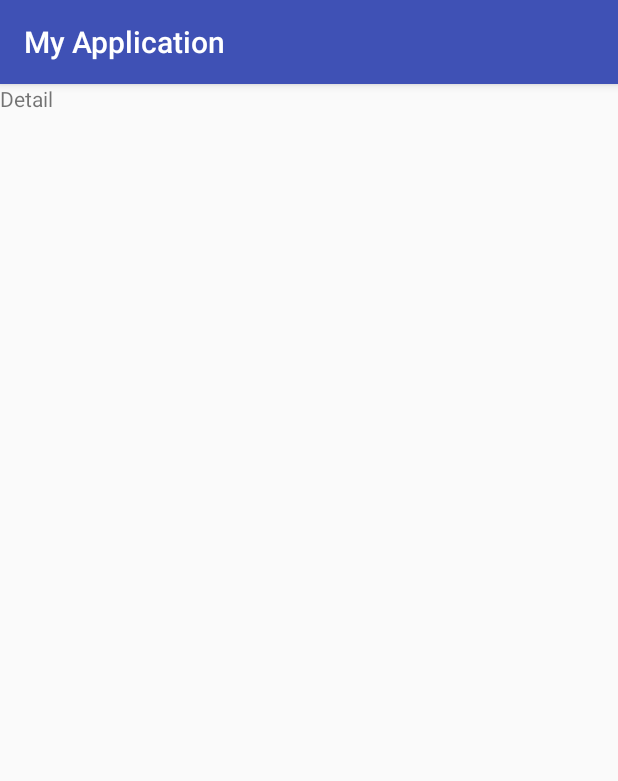
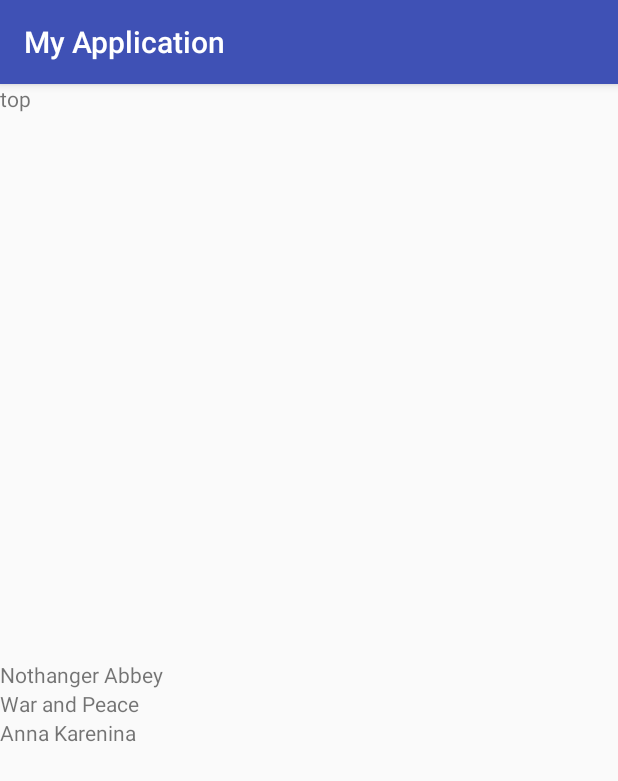
Before and after one commit to volhakaleda/FragmentsNetworking, an Android app: the screen it shows after launch (MainActivity), after a tap on "GO TO DETAIL FRAGMENT", on a phone screen of 412 x 824 dp. Shown: the top 781 px of the screen. Run offline under Robolectric (Android 15) with nearby library versions, the phone set to English and light mode, and no system bars.

Commit message:
complete part02

```diff
--- a/app/build.gradle
+++ b/app/build.gradle
@@ -27,6 +27,9 @@ dependencies {
   implementation fileTree(dir: 'libs', include: ['*.jar'])
   implementation 'com.android.support:appcompat-v7:26.1.0'
   implementation 'com.android.support.constraint:constraint-layout:1.0.2'
+  implementation 'com.android.support:support-v4:26.1.0'
+  implementation "com.android.support:recyclerview-v7:26.1.0"
+
   testImplementation 'junit:junit:4.12'
   androidTestImplementation 'com.android.support.test:runner:1.0.1'
   androidTestImplementation 'com.android.support.test.espresso:espresso-core:3.0.1'
--- /dev/null
+++ b/app/src/main/java/com/volha/myapplication/Book.java
@@ -0,0 +1,32 @@
+package com.volha.myapplication;
+
+public class Book {
+
+  private String title;
+  private String author;
+  private int year;
+
+  public String getTitle() {
+    return title;
+  }
+
+  public String getAuthor() {
+    return author;
+  }
+
+  public int getYear() {
+    return year;
+  }
+
+  public void setTitle(String title) {
+    this.title = title;
+  }
+
+  public void setAuthor(String author) {
+    this.author = author;
+  }
+
+  public void setYear(int year) {
+    this.year = year;
+  }
+}
--- /dev/null
+++ b/app/src/main/java/com/volha/myapplication/BookAdapter.java
@@ -0,0 +1,35 @@
+package com.volha.myapplication;
+
+import android.support.v7.widget.RecyclerView;
+import android.view.LayoutInflater;
+import android.view.View;
+import android.view.ViewGroup;
+import java.util.ArrayList;
+import java.util.List;
+
+public class BookAdapter extends RecyclerView.Adapter<BookTitleViewHolder>{
+
+  List<Book> books = new ArrayList<>();
+
+  @Override
+  public BookTitleViewHolder onCreateViewHolder(ViewGroup parent, int viewType) {
+    View view = LayoutInflater.from(parent.getContext()).inflate(R.layout.view_holder_layout, parent, false);
+    return new BookTitleViewHolder(view);
+  }
+
+  @Override
+  public void onBindViewHolder(BookTitleViewHolder holder, int position) {
+    Book book = books.get(position);
+    holder.bindData(book);
+
+  }
+
+  @Override
+  public int getItemCount() {
+    return books.size();
+  }
+
+  public void setData(List<Book> books) {
+    this.books = books;
+  }
+}
--- /dev/null
+++ b/app/src/main/java/com/volha/myapplication/BookResponse.java
@@ -0,0 +1,12 @@
+package com.volha.myapplication;
+
+import java.util.List;
+
+public class BookResponse {
+
+  List<Book> books;
+
+  public List<Book> getBooks() {
+    return books;
+  }
+}
--- /dev/null
+++ b/app/src/main/java/com/volha/myapplication/BookTitleViewHolder.java
@@ -0,0 +1,21 @@
+package com.volha.myapplication;
+
+import android.support.v7.widget.RecyclerView;
+import android.view.View;
+import android.widget.TextView;
+
+public class BookTitleViewHolder extends RecyclerView.ViewHolder {
+
+  TextView textView;
+
+  public BookTitleViewHolder(View itemView) {
+    super(itemView);
+
+    textView = itemView.findViewById(R.id.text);
+  }
+
+  public void bindData(Book book) {
+    textView.setText(book.getTitle());
+  }
+
+}
--- /dev/null
+++ b/app/src/main/java/com/volha/myapplication/BottomFragment.java
@@ -0,0 +1,113 @@
+package com.volha.myapplication;
+
+import android.os.Bundle;
+import android.support.annotation.Nullable;
+import android.support.v4.app.Fragment;
+import android.support.v7.widget.LinearLayoutManager;
+import android.support.v7.widget.RecyclerView;
+import android.view.LayoutInflater;
+import android.view.View;
+import android.view.ViewGroup;
+import java.util.ArrayList;
+import java.util.List;
+import org.json.JSONArray;
+import org.json.JSONException;
+import org.json.JSONObject;
+
+public class BottomFragment extends Fragment {
+  // TODO: Rename parameter arguments, choose names that match
+  // the fragment initialization parameters, e.g. ARG_ITEM_NUMBER
+  private static final String ARG_PARAM1 = "param1";
+  private static final String ARG_PARAM2 = "param2";
+
+  // TODO: Rename and change types of parameters
+  private String mParam1;
+  private String mParam2;
+
+  private RecyclerView rec;
+  private BookAdapter adapter;
+
+  public BottomFragment() {
+    // Required empty public constructor
+  }
+
+  public static BottomFragment newInstance(String param1, String param2) {
+    BottomFragment fragment = new BottomFragment();
+    Bundle args = new Bundle();
+    args.putString(ARG_PARAM1, param1);
+    args.putString(ARG_PARAM2, param2);
+    fragment.setArguments(args);
+    return fragment;
+  }
+
+  @Override
+  public void onCreate(Bundle savedInstanceState) {
+    super.onCreate(savedInstanceState);
+    if (getArguments() != null) {
+      mParam1 = getArguments().getString(ARG_PARAM1);
+      mParam2 = getArguments().getString(ARG_PARAM2);
+    }
+  }
+
+  @Override
+  public View onCreateView(LayoutInflater inflater, ViewGroup container, Bundle savedInstanceState) {
+    View view = inflater.inflate(R.layout.fragment_bottom, container, false);
+    rec = view.findViewById(R.id.recycler_view);
+    return view;
+  }
+
+  @Override
+  public void onViewCreated(View view, @Nullable Bundle savedInstanceState) {
+    super.onViewCreated(view, savedInstanceState);
+    LinearLayoutManager layoutManager = new LinearLayoutManager(getActivity());
+    adapter = new BookAdapter();
+    rec.setLayoutManager(layoutManager);
+    rec.setAdapter(adapter);
+  }
+
+  @Override
+  public void onActivityCreated(@Nullable Bundle savedInstanceState) {
+    super.onActivityCreated(savedInstanceState);
+    String jsonData = "{\n"
+      + "    \"books\": [\n"
+      + "        {\n"
+      + "            \"title\": \"Nothanger Abbey\",\n"
+      + "            \"author\": \"Austen, Jane\",\n"
+      + "            \"year\": 1814\n"
+      + "        },\n"
+      + "        {\n"
+      + "            \"title\": \"War and Peace\",\n"
+      + "            \"author\": \"Tolstoy, Leo\",\n"
+      + "            \"year\": 1865\n"
+      + "        },\n"
+      + "        {\n"
+      + "            \"title\": \"Anna Karenina\",\n"
+      + "            \"author\": \"Tolstoy, Leo\",\n"
+      + "            \"year\": 1875\n"
+      + "        }\n"
+      + "    ]\n"
+      + "}";
+
+    try {
+      JSONObject jsonObject = new JSONObject(jsonData);
+      JSONArray array = jsonObject.getJSONArray("books");
+      List<Book> books = new ArrayList<>();
+
+      for (int i = 0; i < array.length(); i++) {
+        JSONObject jsonBook = (JSONObject) array.get(i);
+
+        Book book = new Book();
+        book.setTitle(jsonBook.getString("title"));
+        book.setAuthor(jsonBook.getString("author"));
+        book.setYear(jsonBook.getInt("year"));
+        books.add(book);
+
+      }
+      adapter.setData(books);
+      adapter.notifyDataSetChanged();
+
+    } catch (JSONException e) {
+      e.printStackTrace();
+    }
+  }
+}
--- a/app/src/main/java/com/volha/myapplication/DetailFragment.java
+++ b/app/src/main/java/com/volha/myapplication/DetailFragment.java
@@ -1,7 +1,10 @@
 package com.volha.myapplication;
 
 import android.os.Bundle;
+import android.support.annotation.Nullable;
 import android.support.v4.app.Fragment;
+import android.support.v4.app.FragmentManager;
+import android.support.v4.app.FragmentTransaction;
 import android.view.LayoutInflater;
 import android.view.View;
 import android.view.ViewGroup;
@@ -11,7 +14,22 @@ public class DetailFragment extends Fragment{
   @Override
   public View onCreateView(LayoutInflater inflater, ViewGroup container,
                            Bundle savedInstanceState) {
-    // Inflate the layout for this fragment
     return inflater.inflate(R.layout.detail_fragment, container, false);
   }
+
+  @Override
+  public void onViewCreated(View view, @Nullable Bundle savedInstanceState) {
+    super.onViewCreated(view, savedInstanceState);
+
+    FragmentManager manager = getChildFragmentManager();
+    FragmentTransaction topTransaction = manager.beginTransaction();
+    TopFragment topFragment = new TopFragment();
+    topTransaction.replace(R.id.top, topFragment);
+    topTransaction.commit();
+
+    FragmentTransaction bottomTransaction = manager.beginTransaction();
+    BottomFragment bottomFragment = new BottomFragment();
+    bottomTransaction.replace(R.id.bottom, bottomFragment);
+    bottomTransaction.commit();
+  }
 }
--- /dev/null
+++ b/app/src/main/java/com/volha/myapplication/TopFragment.java
@@ -0,0 +1,59 @@
+package com.volha.myapplication;
+
+import android.os.Bundle;
+import android.support.v4.app.Fragment;
+import android.view.LayoutInflater;
+import android.view.View;
+import android.view.ViewGroup;
+
+
+public class TopFragment extends Fragment {
+  // TODO: Rename parameter arguments, choose names that match
+  // the fragment initialization parameters, e.g. ARG_ITEM_NUMBER
+  private static final String ARG_PARAM1 = "param1";
+  private static final String ARG_PARAM2 = "param2";
+
+  // TODO: Rename and change types of parameters
+  private String mParam1;
+  private String mParam2;
+
+
+  public TopFragment() {
+    // Required empty public constructor
+  }
+
+  /**
+   * Use this factory method to create a new instance of
+   * this fragment using the provided parameters.
+   *
+   * @param param1 Parameter 1.
+   * @param param2 Parameter 2.
+   * @return A new instance of fragment TopFragment.
+   */
+  // TODO: Rename and change types and number of parameters
+  public static TopFragment newInstance(String param1, String param2) {
+    TopFragment fragment = new TopFragment();
+    Bundle args = new Bundle();
+    args.putString(ARG_PARAM1, param1);
+    args.putString(ARG_PARAM2, param2);
+    fragment.setArguments(args);
+    return fragment;
+  }
+
+  @Override
+  public void onCreate(Bundle savedInstanceState) {
+    super.onCreate(savedInstanceState);
+    if (getArguments() != null) {
+      mParam1 = getArguments().getString(ARG_PARAM1);
+      mParam2 = getArguments().getString(ARG_PARAM2);
+    }
+  }
+
+  @Override
+  public View onCreateView(LayoutInflater inflater, ViewGroup container, Bundle savedInstanceState) {
+    return inflater.inflate(R.layout.fragment_top, container, false);
+  }
+
+
+
+}
--- a/app/src/main/res/layout/detail_fragment.xml
+++ b/app/src/main/res/layout/detail_fragment.xml
@@ -4,10 +4,16 @@
   android:layout_width="match_parent"
   android:layout_height="match_parent">
 
-    <TextView
-      android:layout_width="wrap_content"
-      android:layout_height="wrap_content"
-      android:text="Detail"
-      />
+    <FrameLayout
+      android:id="@+id/top"
+      android:layout_width="match_parent"
+      android:layout_height="0dp"
+      android:layout_weight="1"/>
+
+    <FrameLayout
+      android:id="@+id/bottom"
+      android:layout_width="match_parent"
+      android:layout_height="0dp"
+      android:layout_weight="1"/>
 
 </LinearLayout>
--- /dev/null
+++ b/app/src/main/res/layout/fragment_bottom.xml
@@ -0,0 +1,14 @@
+<?xml version="1.0" encoding="utf-8"?>
+<FrameLayout xmlns:android="http://schemas.android.com/apk/res/android"
+  xmlns:tools="http://schemas.android.com/tools"
+  android:layout_width="match_parent"
+  android:layout_height="match_parent"
+  tools:context=".BottomFragment"
+  >
+
+    <android.support.v7.widget.RecyclerView
+      android:id="@+id/recycler_view"
+      android:layout_width="match_parent"
+      android:layout_height="match_parent"/>
+
+</FrameLayout>
--- /dev/null
+++ b/app/src/main/res/layout/fragment_top.xml
@@ -0,0 +1,16 @@
+<?xml version="1.0" encoding="utf-8"?>
+<FrameLayout xmlns:android="http://schemas.android.com/apk/res/android"
+  xmlns:tools="http://schemas.android.com/tools"
+  android:layout_width="match_parent"
+  android:layout_height="match_parent"
+  tools:context=".TopFragment"
+  >
+
+    <!-- TODO: Update blank fragment layout -->
+    <TextView
+      android:layout_width="match_parent"
+      android:layout_height="match_parent"
+      android:text="top"
+      />
+
+</FrameLayout>
--- /dev/null
+++ b/app/src/main/res/layout/view_holder_layout.xml
@@ -0,0 +1,14 @@
+<?xml version="1.0" encoding="utf-8"?>
+<LinearLayout
+  xmlns:android="http://schemas.android.com/apk/res/android"
+  android:layout_width="match_parent"
+  android:layout_height="wrap_content"
+  android:orientation="vertical">
+
+    <TextView
+      android:id="@+id/text"
+      android:layout_width="wrap_content"
+      android:layout_height="wrap_content"
+      />
+
+</LinearLayout>
--- a/app/src/main/res/values/strings.xml
+++ b/app/src/main/res/values/strings.xml
@@ -1,3 +1,6 @@
 <resources>
     <string name="app_name">My Application</string>
+
+    <!-- TODO: Remove or change this placeholder text -->
+    <string name="hello_blank_fragment">Hello blank fragment</string>
 </resources>
```
Lines whose indentation alone changed are shown as unchanged.
